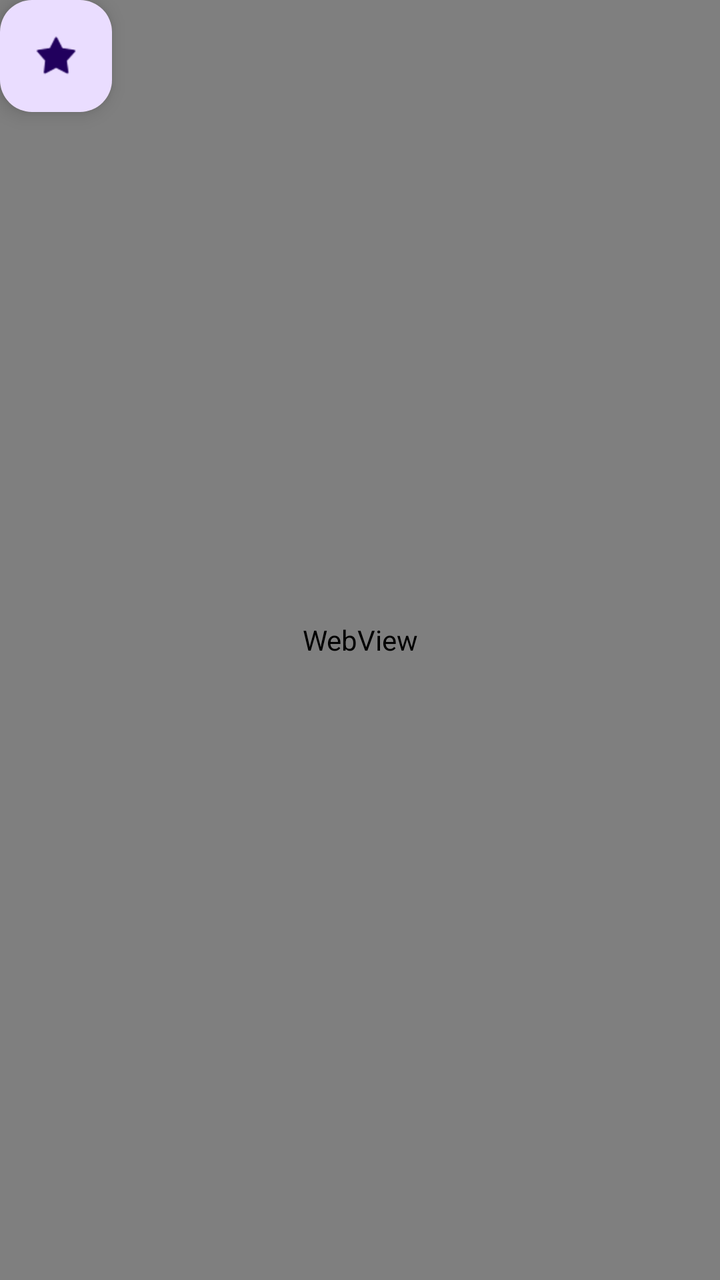
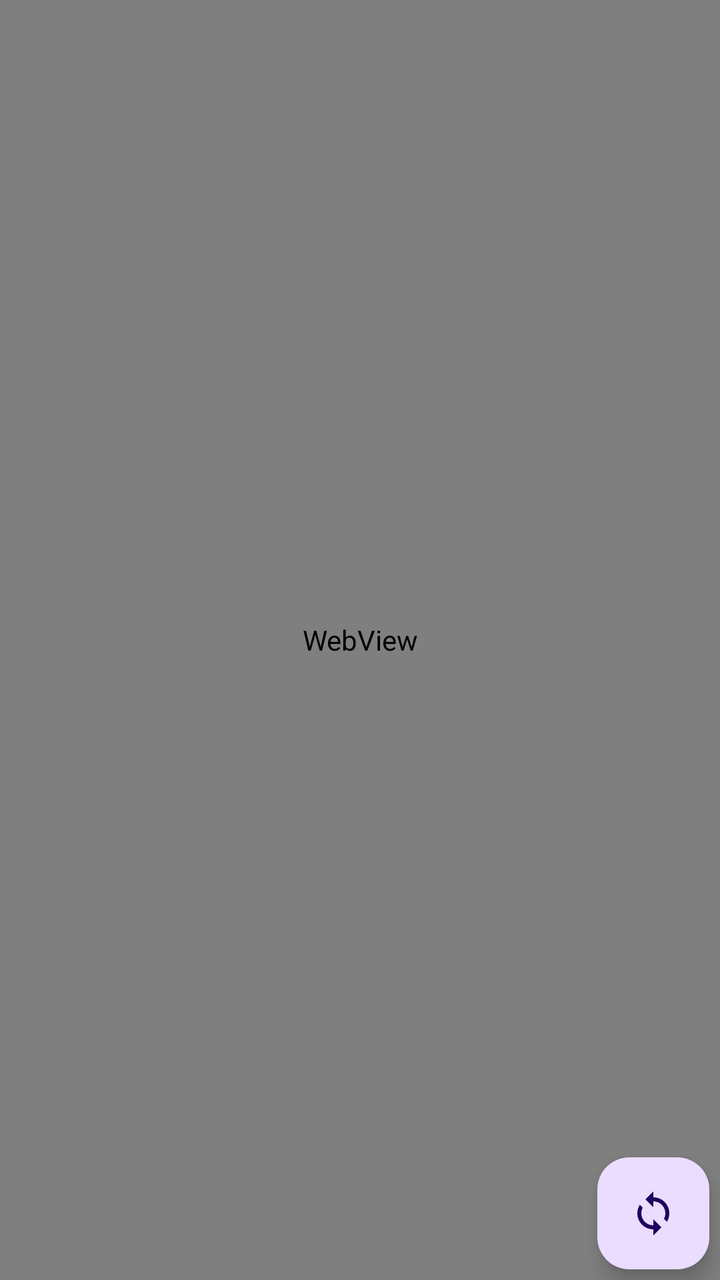

The first picture is an Android layout as it rendered before a commit; the second is the same layout after the commit. The layout source and the unified diff follow.
<!-- AndroidManifest.xml: application theme AppTheme -->
<!-- res/layout/activity_main.xml -->
<?xml version="1.0" encoding="utf-8"?>
<androidx.constraintlayout.widget.ConstraintLayout
     xmlns:android="http://schemas.android.com/apk/res/android"
     xmlns:app="http://schemas.android.com/apk/res-auto"
     xmlns:tools="http://schemas.android.com/tools"
     android:layout_height="match_parent"
     android:layout_width="match_parent"
     tools:context=".MainActivity">

    <android.webkit.WebView
         android:layout_height="match_parent"
         android:layout_width="match_parent"
         android:id="@+id/wizkwebview">

    </android.webkit.WebView>

    <com.google.android.material.floatingactionbutton.FloatingActionButton
         android:layout_height="wrap_content"
         android:layout_width="wrap_content"
         app:srcCompat="@android:drawable/star_on"
         android:id="@+id/fab"
         android:paddingRight="16px"
         android:paddingBottom="16px" />

</androidx.constraintlayout.widget.ConstraintLayout>
<!-- resources referenced by this layout -->
<resources>
  <style name="AppTheme" parent="Base.AppTheme" />
  <style name="Base.AppTheme" parent="Theme.Material3.DayNight.NoActionBar">
    </style>
</resources>

<!-- the commit's change to res/layout/activity_main.xml (unified diff, before → after) -->
@@ -1,5 +1,5 @@
 <?xml version="1.0" encoding="utf-8"?>
-<androidx.constraintlayout.widget.ConstraintLayout
+<androidx.coordinatorlayout.widget.CoordinatorLayout
      xmlns:android="http://schemas.android.com/apk/res/android"
      xmlns:app="http://schemas.android.com/apk/res-auto"
      xmlns:tools="http://schemas.android.com/tools"
@@ -10,16 +10,14 @@
     <android.webkit.WebView
          android:layout_height="match_parent"
          android:layout_width="match_parent"
-         android:id="@+id/wizkwebview">
-
-    </android.webkit.WebView>
+         android:id="@+id/wizkwebview" />
 
     <com.google.android.material.floatingactionbutton.FloatingActionButton
          android:layout_height="wrap_content"
          android:layout_width="wrap_content"
-         app:srcCompat="@android:drawable/star_on"
-         android:id="@+id/fab"
-         android:paddingRight="16px"
-         android:paddingBottom="16px" />
+         android:layout_margin="16px"
+         android:layout_gravity="right|bottom"
+         app:srcCompat="@drawable/ic_sync"
+         android:id="@+id/wizkbtn" />
 
-</androidx.constraintlayout.widget.ConstraintLayout>
+</androidx.coordinatorlayout.widget.CoordinatorLayout>
<!-- resource entries referenced after the edit -->
@@ -1,5 +1,16 @@
 <!-- resources referenced by this layout -->
 <resources>
+  <!-- drawable ic_sync (drawable) -->
+  <vector xmlns:android="http://schemas.android.com/apk/res/android"
+      android:width="24dp"
+      android:height="24dp"
+      android:viewportWidth="24"
+      android:viewportHeight="24"
+      android:tint="?attr/colorPrimary">
+    <path
+        android:fillColor="@android:color/white"
+        android:pathData="M12,4L12,1L8,5l4,4L12,6c3.31,0 6,2.69 6,6 0,1.01 -0.25,1.97 -0.7,2.8l1.46,1.46C19.54,15.03 20,13.57 20,12c0,-4.42 -3.58,-8 -8,-8zM12,18c-3.31,0 -6,-2.69 -6,-6 0,-1.01 0.25,-1.97 0.7,-2.8L5.24,7.74C4.46,8.97 4,10.43 4,12c0,4.42 3.58,8 8,8v3l4,-4 -4,-4v3z"/>
+  </vector>
   <style name="AppTheme" parent="Base.AppTheme" />
   <style name="Base.AppTheme" parent="Theme.Material3.DayNight.NoActionBar">
     </style>
